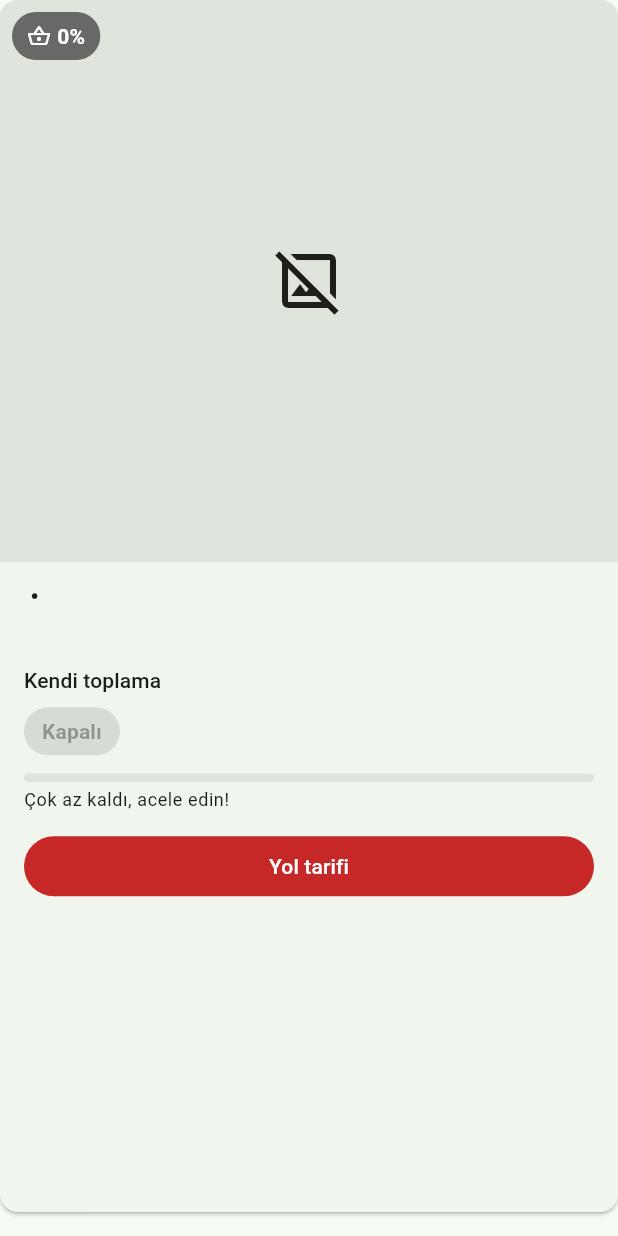
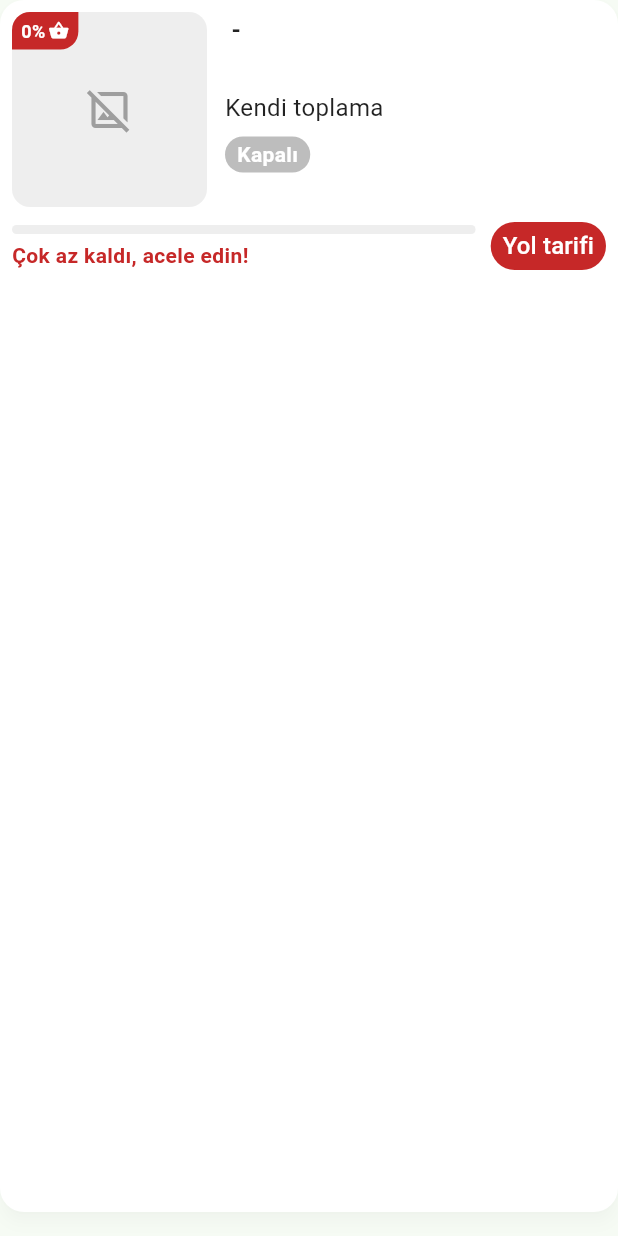
Before and after one commit to shalarasgar/splukk, a Flutter app: the ListingCard widget shown alone on an empty page, opened directly with empty values, on a phone screen of 412 x 824 dp. Run offline on Flutter 3.47's test engine with Material 3 defaults, Android fonts, the phone set to English and light mode, and no system bars; our stand-ins replace auto_route, cloud_firestore, cross_file, equatable, firebase_auth, firebase_core and 5 more; accounts and stored records are empty.

Commit message:
Save current progress before marketplace overhaul

```diff
--- a/lib/features/listings/presentation/widgets/listing_card.dart
+++ b/lib/features/listings/presentation/widgets/listing_card.dart
@@ -8,11 +8,7 @@ import '../../domain/listings_domain.dart';
 import '../listing_ui_helpers.dart';
 
 class ListingCard extends StatelessWidget {
-  const ListingCard({
-    super.key,
-    required this.listing,
-    this.now,
-  });
+  const ListingCard({super.key, required this.listing, this.now});
 
   final FarmListing listing;
   final DateTime? now;
@@ -21,8 +17,7 @@ class ListingCard extends StatelessWidget {
     if (listing.products.isEmpty) return '';
     return listing.products
         .map((p) {
-          final label =
-              products[p.categoryId]?[p.productId] ?? p.productId;
+          final label = products[p.categoryId]?[p.productId] ?? p.productId;
           return label;
         })
         .join(', ');
@@ -43,9 +38,9 @@ class ListingCard extends StatelessWidget {
     );
     final ok = await launchUrl(uri, mode: LaunchMode.externalApplication);
     if (!ok && context.mounted) {
-      ScaffoldMessenger.of(context).showSnackBar(
-        const SnackBar(content: Text('Harita açılamadı')),
-      );
+      ScaffoldMessenger.of(
+        context,
+      ).showSnackBar(const SnackBar(content: Text('Harita açılamadı')));
     }
   }
 
@@ -58,159 +53,227 @@ class ListingCard extends StatelessWidget {
     final headline = availabilityHeadlineForListing(listing);
     final bandIdx = bandIndexForListing(listing);
     final barColor = bandIdx <= 1
-        ? Theme.of(context).colorScheme.error
-        : Theme.of(context).colorScheme.primary;
+        ? const Color(0xFFC62828)
+        : const Color(0xFF2B8C5F);
 
-    final imageUrl =
-        listing.imageUrls.isNotEmpty ? listing.imageUrls.first : null;
+    final imageUrl = listing.imageUrls.isNotEmpty
+        ? listing.imageUrls.first
+        : null;
 
     return Card(
+      elevation: 4,
+      shadowColor: Colors.black12,
+      color: Colors.white,
+      shape: RoundedRectangleBorder(borderRadius: BorderRadius.circular(16)),
+      margin: const EdgeInsets.only(bottom: 16),
       clipBehavior: Clip.antiAlias,
-      margin: const EdgeInsets.only(bottom: 16),
       child: InkWell(
         onTap: () {
           context.router.push(ListingDetailRoute(listingId: listing.id));
         },
+        child: Padding(
+          padding: const EdgeInsets.all(8),
           child: Column(
             crossAxisAlignment: CrossAxisAlignment.stretch,
             children: [
-            Stack(
+              // Top Row: Image & Details
+              Row(
+                crossAxisAlignment: CrossAxisAlignment.start,
                 children: [
-                AspectRatio(
-                  aspectRatio: 1.1,
+                  // Image & Badge
+                  SizedBox(
+                    width: 130,
+                    height: 130,
+                    child: Stack(
+                      children: [
+                        Positioned.fill(
+                          child: ClipRRect(
+                            borderRadius: BorderRadius.circular(12),
                             child: imageUrl != null
-                      ? Image.network(
-                          imageUrl,
-                          fit: BoxFit.cover,
-                        )
+                                ? Image.network(imageUrl, fit: BoxFit.cover)
                                 : Container(
-                          color: Theme.of(context)
-                              .colorScheme
-                              .surfaceContainerHighest,
-                          child: const Icon(Icons.image_not_supported_outlined,
-                              size: 48),
+                                    color: Colors.grey.shade200,
+                                    child: const Icon(
+                                      Icons.image_not_supported_outlined,
+                                      size: 32,
+                                      color: Colors.grey,
                                     ),
                                   ),
+                          ),
+                        ),
+                        // Top-left percentage badge
                         Positioned(
-                  top: 8,
-                  left: 8,
-                  child: DecoratedBox(
+                          top: 0,
+                          left: 0,
+                          child: Container(
                             decoration: BoxDecoration(
-                      color: Colors.black54,
-                      borderRadius: BorderRadius.circular(20),
+                              color: barColor,
+                              borderRadius: const BorderRadius.only(
+                                topLeft: Radius.circular(12),
+                                bottomRight: Radius.circular(12),
                               ),
-                    child: Padding(
+                            ),
                             padding: const EdgeInsets.symmetric(
-                        horizontal: 10,
-                        vertical: 6,
+                              horizontal: 6,
+                              vertical: 4,
                             ),
                             child: Row(
                               mainAxisSize: MainAxisSize.min,
                               children: [
-                          const Icon(Icons.shopping_basket_outlined,
-                              size: 16, color: Colors.white),
-                          const SizedBox(width: 4),
                                 Text(
                                   '$pct%',
                                   style: const TextStyle(
                                     color: Colors.white,
-                              fontWeight: FontWeight.w600,
+                                    fontSize: 12,
+                                    fontWeight: FontWeight.bold,
+                                  ),
+                                ),
+                                const SizedBox(width: 2),
+                                const Icon(
+                                  Icons.shopping_basket,
+                                  size: 14,
+                                  color: Colors.white,
+                                ),
+                              ],
+                            ),
                           ),
                         ),
                       ],
                     ),
                   ),
+                  const SizedBox(width: 12),
+                  // Details Column
+                  Expanded(
+                    child: Column(
+                      crossAxisAlignment: CrossAxisAlignment.start,
+                      children: [
+                        Text(
+                          '${listing.farmName} - ${listing.city}',
+                          style: const TextStyle(
+                            fontSize: 16,
+                            fontWeight: FontWeight.bold,
+                            color: Colors.black87,
+                          ),
+                          maxLines: 1,
+                          overflow: TextOverflow.ellipsis,
+                        ),
+                        const SizedBox(height: 4),
+                        Text(
+                          _productNamesLine(),
+                          style: const TextStyle(
+                            fontSize: 16,
+                            color: Colors.black87,
+                          ),
+                          maxLines: 1,
+                          overflow: TextOverflow.ellipsis,
+                        ),
+                        const SizedBox(height: 2),
+                        Text(
+                          _pickingLabel(),
+                          style: const TextStyle(
+                            fontSize: 16,
+                            color: Colors.black87,
+                          ),
+                          maxLines: 1,
+                          overflow: TextOverflow.ellipsis,
+                        ),
+                        const SizedBox(height: 2),
+                        if (hours != null)
+                          Text(
+                            hours,
+                            style: const TextStyle(
+                              fontSize: 16,
+                              color: Colors.black87,
+                            ),
+                            maxLines: 1,
+                            overflow: TextOverflow.ellipsis,
+                          ),
+                        const SizedBox(height: 6),
+                        Container(
+                          decoration: BoxDecoration(
+                            color: open
+                                ? const Color(0xFF66BB6A)
+                                : Colors.grey.shade400,
+                            borderRadius: BorderRadius.circular(12),
+                          ),
+                          padding: const EdgeInsets.symmetric(
+                            horizontal: 8,
+                            vertical: 2,
+                          ),
+                          child: Text(
+                            open ? 'Açık' : 'Kapalı',
+                            style: const TextStyle(
+                              fontSize: 14,
+                              fontWeight: FontWeight.w600,
+                              color: Colors.white,
+                            ),
                           ),
                         ),
                       ],
                     ),
-            Padding(
-              padding: const EdgeInsets.fromLTRB(16, 12, 16, 4),
-              child: Text(
-                '${listing.farmName} • ${listing.city}',
-                style: Theme.of(context).textTheme.titleMedium?.copyWith(
-                      fontWeight: FontWeight.bold,
+                  ),
+                ],
+              ),
+              const SizedBox(height: 10),
+              // Bottom Row: Progress & Button
+              Row(
+                crossAxisAlignment: CrossAxisAlignment.end,
+                children: [
+                  // Progress line & Status text
+                  Expanded(
+                    child: Column(
+                      crossAxisAlignment: CrossAxisAlignment.start,
+                      children: [
+                        ClipRRect(
+                          borderRadius: BorderRadius.circular(4),
+                          child: LinearProgressIndicator(
+                            value: pct / 100,
+                            minHeight: 6,
+                            backgroundColor: Colors.grey.shade200,
+                            color: barColor,
                           ),
                         ),
+                        const SizedBox(height: 4),
+                        Text(
+                          headline,
+                          style: TextStyle(
+                            fontSize: 14,
+                            fontWeight: FontWeight.w600,
+                            color: barColor,
                           ),
-            Padding(
-              padding: const EdgeInsets.symmetric(horizontal: 16),
-              child: Text(
-                _productNamesLine(),
-                style: Theme.of(context).textTheme.bodyMedium,
-              ),
-            ),
-            Padding(
-              padding: const EdgeInsets.fromLTRB(16, 8, 16, 4),
-              child: Row(
-                children: [
-                  Text(_pickingLabel(),
-                      style: Theme.of(context).textTheme.labelLarge),
-                  const SizedBox(width: 12),
-                  if (hours != null)
-                    Text(
-                      hours,
-                      style: Theme.of(context).textTheme.labelLarge,
+                          maxLines: 1,
+                          overflow: TextOverflow.ellipsis,
                         ),
                       ],
                     ),
                   ),
-            Padding(
-              padding: const EdgeInsets.symmetric(horizontal: 16),
-              child: Align(
-                alignment: Alignment.centerLeft,
-                child: FilledButton.tonal(
-                  onPressed: null,
-                  style: FilledButton.styleFrom(
-                    visualDensity: VisualDensity.compact,
-                    padding:
-                        const EdgeInsets.symmetric(horizontal: 12, vertical: 4),
-                    backgroundColor: open
-                        ? const Color(0xFF2B8C5F).withValues(alpha: 0.2)
-                        : Theme.of(context).colorScheme.surfaceContainerHighest,
-                  ),
-                  child: Text(
-                    open ? 'Açık' : 'Kapalı',
-                    style: TextStyle(
-                      color: open ? const Color(0xFF2B8C5F) : null,
-                      fontWeight: FontWeight.w600,
-                    ),
-                  ),
-                ),
-              ),
-            ),
-            Padding(
-              padding: const EdgeInsets.fromLTRB(16, 8, 16, 4),
-              child: ClipRRect(
-                borderRadius: BorderRadius.circular(4),
-                child: LinearProgressIndicator(
-                  value: pct / 100,
-                  minHeight: 6,
-                  backgroundColor:
-                      Theme.of(context).colorScheme.surfaceContainerHighest,
-                  color: barColor,
-                ),
-              ),
-            ),
-            Padding(
-              padding: const EdgeInsets.fromLTRB(16, 0, 16, 12),
-              child: Text(
-                headline,
-                style: Theme.of(context).textTheme.bodySmall,
-              ),
-            ),
-            Padding(
-              padding: const EdgeInsets.fromLTRB(16, 0, 16, 16),
+                  const SizedBox(width: 10),
+                  // 'Get Route' button
+                  SizedBox(
+                    height: 32,
                     child: FilledButton(
                       onPressed: () => _openMaps(context),
                       style: FilledButton.styleFrom(
                         backgroundColor: const Color(0xFFC62828),
                         foregroundColor: Colors.white,
+                        padding: const EdgeInsets.symmetric(
+                          horizontal: 8,
+                          vertical: 0,
                         ),
-                child: const Text('Yol tarifi'),
+                        shape: RoundedRectangleBorder(
+                          borderRadius: BorderRadius.circular(16),
+                        ),
+                      ),
+                      child: const Text(
+                        'Yol tarifi',
+                        style: TextStyle(fontSize: 16),
+                      ),
                     ),
                   ),
                 ],
+              ),
+            ],
+          ),
         ),
       ),
     );
--- a/lib/features/marketplace/presentation/marketplace_page.dart
+++ b/lib/features/marketplace/presentation/marketplace_page.dart
@@ -10,31 +10,65 @@ class MarketplacePage extends StatelessWidget {
   @override
   Widget build(BuildContext context) {
     final repo = Get.find<ListingRepository>();
+    final screenWidth = MediaQuery.of(context).size.width;
+    final backgroundPictureHeight = screenWidth * .75;
 
     return Scaffold(
-      body: SafeArea(
-        child: CustomScrollView(
+      body: CustomScrollView(
         slivers: [
-            SliverPadding(
-              padding: const EdgeInsets.fromLTRB(16, 24, 16, 8),
-              sliver: SliverToBoxAdapter(
-                child: Column(
-                  crossAxisAlignment: CrossAxisAlignment.start,
+          SliverToBoxAdapter(
+            child: Container(
+              color: Colors.grey,
+              width: double.infinity,
+              height: backgroundPictureHeight,
+              child: Stack(
                 children: [
-                    Text(
+                  Positioned.fill(
+                    child: ClipRRect(
+                      child: Image.asset(
+                        fit: BoxFit.cover,
+                        // 'assets/1.jpg'
+                        'assets/2.png',
+                        // 'assets/3.png'
+                        // 'assets/4.png'
+                      ),
+                    ),
+                  ),
+                  Positioned(
+                    bottom: 85,
+                    left: 20,
+                    right: 20,
+                    child: FittedBox(
+                      fit: BoxFit.scaleDown,
+                      alignment: AlignmentGeometry.centerLeft,
+                      child: Text(
                         'Çiftliğini bul',
-                      style: Theme.of(context).textTheme.headlineSmall?.copyWith(
+                        style: Theme.of(context).textTheme.headlineSmall
+                            ?.copyWith(
                               fontWeight: FontWeight.bold,
+                              color: const Color.fromARGB(152, 0, 0, 0),
+                              fontSize: (screenWidth * .08).clamp(22.0, 32.0),
+                            ),
+                      ),
                     ),
                   ),
                   const SizedBox(height: 8),
-                    TextField(
+                  //Textfield
+                  Positioned(
+                    bottom: 20,
+                    right: 20,
+                    left: 20,
+                    child: TextField(
                       readOnly: true,
                       decoration: InputDecoration(
+                        contentPadding: EdgeInsets.all(5),
                         hintText: 'Çiftlik, ürün, meyve ara…',
-                        prefixIcon: const Icon(Icons.search),
+                        hintStyle: TextStyle(
+                          fontSize: (screenWidth * .08).clamp(12.0, 22.0),
+                        ),
+                        suffixIcon: const Icon(Icons.search),
                         border: OutlineInputBorder(
-                          borderRadius: BorderRadius.circular(28),
+                          borderRadius: BorderRadius.circular(10),
                         ),
                         filled: true,
                       ),
@@ -45,6 +79,27 @@ class MarketplacePage extends StatelessWidget {
                           ),
                         );
                       },
+                    ),
+                  ),
+                  //icon
+                  Positioned(
+                    top: backgroundPictureHeight / 4,
+                    left: 0,
+                    right: 0,
+                    child: Center(
+                      child: SizedBox(
+                        // color: Colors.grey,
+                        // height: 70,
+                        // width: 200,
+                        child: Image.asset(
+                          fit: BoxFit.contain,
+                          'assets/icon.png',
+                          width: 200,
+                          color: const Color.fromARGB(188, 5, 82, 7),
+                          // colorBlendMode: BlendMode.color,
+                        ),
+                      ),
+                    ),
                   ),
                 ],
               ),
@@ -82,19 +137,15 @@ class MarketplacePage extends StatelessWidget {
               return SliverPadding(
                 padding: const EdgeInsets.fromLTRB(16, 8, 16, 24),
                 sliver: SliverList(
-                    delegate: SliverChildBuilderDelegate(
-                      (context, index) {
+                  delegate: SliverChildBuilderDelegate((context, index) {
                     return ListingCard(listing: list[index]);
-  },
-                      childCount: list.length,
-                    ),
+                  }, childCount: list.length),
                 ),
               );
             },
           ),
         ],
       ),
-      ),
     );
   }
 }
--- a/pubspec.yaml
+++ b/pubspec.yaml
@@ -5,7 +5,7 @@ publish_to: 'none' # Remove this line if you wish to publish to pub.dev
 version: 1.0.0+1
 
 environment:
-  sdk: ^3.11.0
+  sdk: ^3.9.2
 
 dependencies:
   flutter:
@@ -45,6 +45,7 @@ flutter:
   # Country/state/city data for vendored `csc_picker` (loaded as `assets/csc_country.json`).
   assets:
     - assets/csc_country.json
+    - assets/
 
   # To add assets to your application, add an assets section, like this:
   # assets:
```
Also changed, not shown: assets/1.jpg (added), assets/2.png (added), assets/3.png (added), assets/4.png (added), assets/icon.png (added), packages/csc_picker/pubspec.lock, pubspec.lock, 3 other files. Lines whose indentation alone changed are shown as unchanged.
